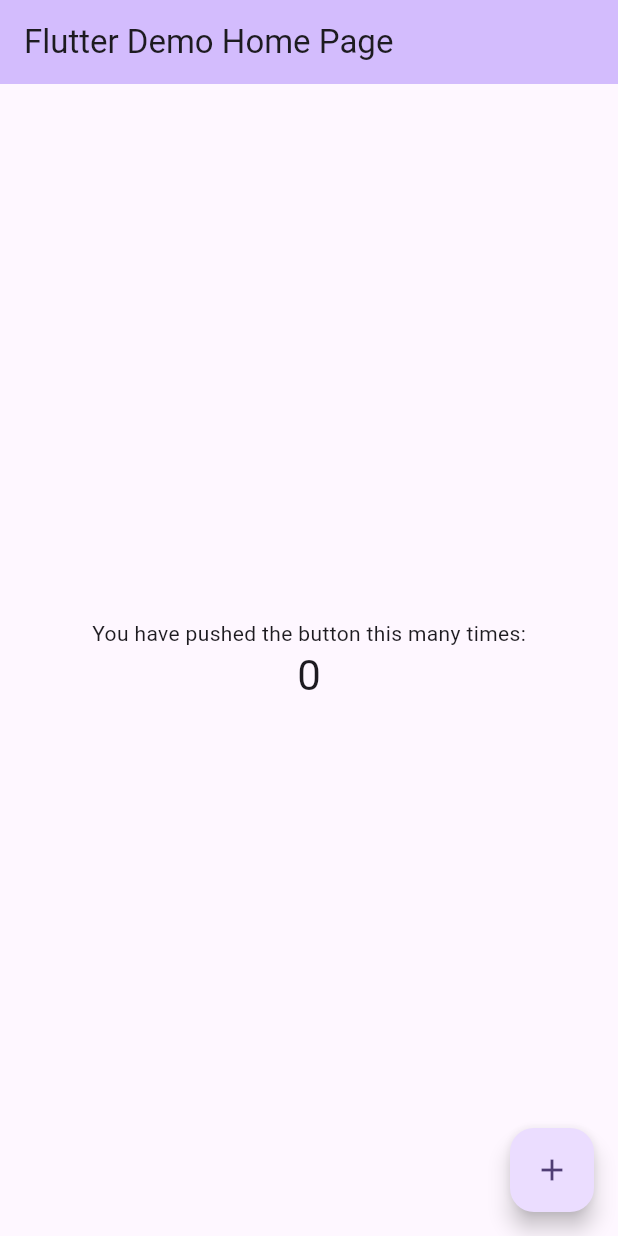
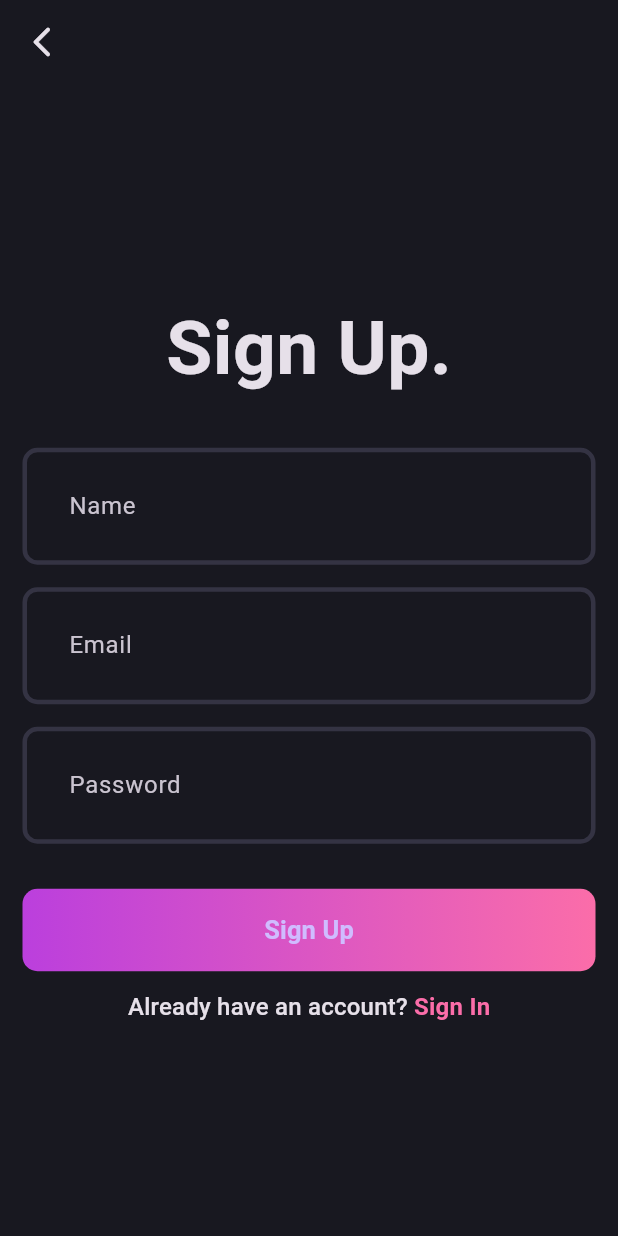
Before and after one commit to JayrajSinh16/clean_architecture-, a Flutter app: the screen it shows after launch, on a phone screen of 412 x 824 dp. Run offline on Flutter 3.47's test engine with Material 3 defaults, Android fonts, the phone set to English and light mode, and no system bars.

Commit message:
Adding UI of Login & SignUp Page

```diff
--- /dev/null
+++ b/lib/core/theme/app_pallete.dart
@@ -0,0 +1,13 @@
+import 'package:flutter/material.dart';
+
+class AppPallete {
+  static const Color backgroundColor = Color.fromRGBO(24, 24, 32, 1);
+  static const Color gradient1 = Color.fromRGBO(187, 63, 221, 1);
+  static const Color gradient2 = Color.fromRGBO(251, 109, 169, 1);
+  static const Color gradient3 = Color.fromRGBO(255, 159, 124, 1);
+  static const Color borderColor = Color.fromRGBO(52, 51, 67, 1);
+  static const Color whiteColor = Colors.white;
+  static const Color greyColor = Colors.grey;
+  static const Color errorColor = Colors.redAccent;
+  static const Color transparentColor = Colors.transparent;
+}
--- /dev/null
+++ b/lib/core/theme/theme.dart
@@ -0,0 +1,31 @@
+import 'package:clean/core/theme/app_pallete.dart';
+import 'package:flutter/material.dart';
+
+class AppTheme {
+  static _border([Color color = AppPallete.borderColor]) => OutlineInputBorder(
+        borderSide: BorderSide(
+          color: color,
+          width: 3,
+        ),
+        borderRadius: BorderRadius.circular(10),
+      );
+  static final darkThemeMode = ThemeData.dark().copyWith(
+    scaffoldBackgroundColor: AppPallete.backgroundColor,
+    appBarTheme: const AppBarTheme(
+      backgroundColor: AppPallete.backgroundColor,
+    ),
+    chipTheme: const ChipThemeData(
+      color: MaterialStatePropertyAll(
+        AppPallete.backgroundColor,
+      ),
+      side: BorderSide.none,
+    ),
+    inputDecorationTheme: InputDecorationTheme(
+      contentPadding: const EdgeInsets.all(27),
+      border: _border(),
+      enabledBorder: _border(),
+      focusedBorder: _border(AppPallete.gradient2),
+      errorBorder: _border(AppPallete.errorColor),
+    ),
+  );
+}
--- /dev/null
+++ b/lib/features/auth/presentation/pages/signup_page.dart
@@ -0,0 +1,112 @@
+import 'package:clean/core/theme/app_pallete.dart';
+import 'package:clean/features/auth/presentation/pages/login_page.dart';
+import 'package:clean/features/auth/presentation/widgets/auth_field.dart';
+import 'package:clean/features/auth/presentation/widgets/auth_gradient_button.dart';
+import 'package:flutter/material.dart';
+
+class SignUpPage extends StatefulWidget {
+  const SignUpPage({super.key});
+
+  @override
+  State<SignUpPage> createState() => _SignUpPageState();
+}
+
+class _SignUpPageState extends State<SignUpPage> {
+  final formKey = GlobalKey<FormState>();
+  final emailController = TextEditingController();
+  final passwordController = TextEditingController();
+  final nameController = TextEditingController();
+
+  @override
+  void dispose() {
+    emailController.dispose();
+    nameController.dispose();
+    passwordController.dispose();
+    super.dispose();
+  }
+
+  @override
+  Widget build(BuildContext context) {
+    return Scaffold(
+      appBar: AppBar(
+        leading: IconButton(
+          onPressed: () => Navigator.pop(context),
+          icon: const Icon(Icons.arrow_back_ios_new_rounded),
+        ),
+      ),
+      body: Padding(
+        padding: const EdgeInsets.all(15.0),
+        child: Form(
+          key: formKey,
+          child: Column(
+            mainAxisAlignment: MainAxisAlignment.center,
+            children: [
+              const Text(
+                'Sign Up.',
+                style: TextStyle(
+                  fontSize: 50,
+                  fontWeight: FontWeight.bold,
+                ),
+              ),
+              const SizedBox(
+                height: 30,
+              ),
+              AuthField(
+                label: 'Name',
+                controller: nameController,
+              ),
+              const SizedBox(
+                height: 15,
+              ),
+              AuthField(
+                label: 'Email',
+                controller: emailController,
+                isObscure: true,
+              ),
+              const SizedBox(
+                height: 15,
+              ),
+              AuthField(
+                label: 'Password',
+                controller: passwordController,
+              ),
+              const SizedBox(
+                height: 30,
+              ),
+              const AuthGradientButton(
+                text: "Sign Up",
+              ),
+              const SizedBox(
+                height: 12,
+              ),
+              GestureDetector(
+                onTap: () {
+                  Navigator.push(
+                      context,
+                      MaterialPageRoute(
+                          builder: (context) => const LoginPage()));
+                },
+                child: RichText(
+                  text: TextSpan(
+                    text: 'Already have an account? ',
+                    style: Theme.of(context).textTheme.titleMedium,
+                    children: [
+                      TextSpan(
+                        text: 'Sign In',
+                        style:
+                            Theme.of(context).textTheme.titleMedium?.copyWith(
+                                  color: AppPallete.gradient2,
+                                  fontWeight: FontWeight.bold,
+                                ),
+                      ),
+                    ],
+                  ),
+                ),
+              ),
+            ],
+          ),
+        ),
+      ),
+    );
+  }
+}
--- /dev/null
+++ b/lib/features/auth/presentation/widgets/auth_field.dart
@@ -0,0 +1,29 @@
+import 'package:flutter/material.dart';
+
+class AuthField extends StatelessWidget {
+  final String label;
+  final TextEditingController controller;
+  final bool isObscure;
+  const AuthField({
+    super.key,
+    required this.label,
+    required this.controller,
+     this.isObscure = false,
+  });
+
+  @override
+  Widget build(BuildContext context) {
+    return TextFormField(
+      controller: controller,
+      obscureText: isObscure,
+      validator: (value) {
+        if (value!.isEmpty) {
+          return "$label is missing";
+        }
+        return null;
+      },
+      decoration:
+          InputDecoration(border: const OutlineInputBorder(), hintText: label),
+    );
+  }
+}
--- /dev/null
+++ b/lib/features/auth/presentation/widgets/auth_gradient_button.dart
@@ -0,0 +1,37 @@
+import 'package:clean/core/theme/app_pallete.dart';
+import 'package:flutter/material.dart';
+
+class AuthGradientButton extends StatelessWidget {
+  final String text;
+  const AuthGradientButton({super.key, required this.text,});
+
+  @override
+  Widget build(BuildContext context) {
+    return Container(
+      decoration: BoxDecoration(
+        borderRadius: BorderRadius.circular(10),
+        gradient: const LinearGradient(
+          colors: [
+            AppPallete.gradient1,
+            AppPallete.gradient2,
+          ],
+        ),
+      ),
+      child: ElevatedButton(
+        style: ElevatedButton.styleFrom(
+          fixedSize: const Size(395, 55),
+          backgroundColor: AppPallete.transparentColor,
+          shadowColor: Colors.transparent,
+        ),
+        onPressed: () {},
+        child:  Text(
+          text,
+          style: const TextStyle(
+            fontSize: 17,
+            fontWeight: FontWeight.w600,
+          ),
+        ),
+      ),
+    );
+  }
+}
--- a/lib/main.dart
+++ b/lib/main.dart
@@ -1,3 +1,5 @@
+import 'package:clean/core/theme/theme.dart';
+import 'package:clean/features/auth/presentation/pages/signup_page.dart';
 import 'package:flutter/material.dart';
 
 void main() {
@@ -7,119 +9,13 @@ void main() {
 class MyApp extends StatelessWidget {
   const MyApp({super.key});
 
-  // This widget is the root of your application.
   @override
   Widget build(BuildContext context) {
     return MaterialApp(
       title: 'Flutter Demo',
-      theme: ThemeData(
-        // This is the theme of your application.
-        //
-        // TRY THIS: Try running your application with "flutter run". You'll see
-        // the application has a purple toolbar. Then, without quitting the app,
-        // try changing the seedColor in the colorScheme below to Colors.green
-        // and then invoke "hot reload" (save your changes or press the "hot
-        // reload" button in a Flutter-supported IDE, or press "r" if you used
-        // the command line to start the app).
-        //
-        // Notice that the counter didn't reset back to zero; the application
-        // state is not lost during the reload. To reset the state, use hot
-        // restart instead.
-        //
-        // This works for code too, not just values: Most code changes can be
-        // tested with just a hot reload.
-        colorScheme: ColorScheme.fromSeed(seedColor: Colors.deepPurple),
-        useMaterial3: true,
-      ),
-      home: const MyHomePage(title: 'Flutter Demo Home Page'),
+      debugShowCheckedModeBanner: false,
+      theme: AppTheme.darkThemeMode,
+      home: const SignUpPage(),
     );
   }
 }
-
-class MyHomePage extends StatefulWidget {
-  const MyHomePage({super.key, required this.title});
-
-  // This widget is the home page of your application. It is stateful, meaning
-  // that it has a State object (defined below) that contains fields that affect
-  // how it looks.
-
-  // This class is the configuration for the state. It holds the values (in this
-  // case the title) provided by the parent (in this case the App widget) and
-  // used by the build method of the State. Fields in a Widget subclass are
-  // always marked "final".
-
-  final String title;
-
-  @override
-  State<MyHomePage> createState() => _MyHomePageState();
-}
-
-class _MyHomePageState extends State<MyHomePage> {
-  int _counter = 0;
-
-  void _incrementCounter() {
-    setState(() {
-      // This call to setState tells the Flutter framework that something has
-      // changed in this State, which causes it to rerun the build method below
-      // so that the display can reflect the updated values. If we changed
-      // _counter without calling setState(), then the build method would not be
-      // called again, and so nothing would appear to happen.
-      _counter++;
-    });
-  }
-
-  @override
-  Widget build(BuildContext context) {
-    // This method is rerun every time setState is called, for instance as done
-    // by the _incrementCounter method above.
-    //
-    // The Flutter framework has been optimized to make rerunning build methods
-    // fast, so that you can just rebuild anything that needs updating rather
-    // than having to individually change instances of widgets.
-    return Scaffold(
-      appBar: AppBar(
-        // TRY THIS: Try changing the color here to a specific color (to
-        // Colors.amber, perhaps?) and trigger a hot reload to see the AppBar
-        // change color while the other colors stay the same.
-        backgroundColor: Theme.of(context).colorScheme.inversePrimary,
-        // Here we take the value from the MyHomePage object that was created by
-        // the App.build method, and use it to set our appbar title.
-        title: Text(widget.title),
-      ),
-      body: Center(
-        // Center is a layout widget. It takes a single child and positions it
-        // in the middle of the parent.
-        child: Column(
-          // Column is also a layout widget. It takes a list of children and
-          // arranges them vertically. By default, it sizes itself to fit its
-          // children horizontally, and tries to be as tall as its parent.
-          //
-          // Column has various properties to control how it sizes itself and
-          // how it positions its children. Here we use mainAxisAlignment to
-          // center the children vertically; the main axis here is the vertical
-          // axis because Columns are vertical (the cross axis would be
-          // horizontal).
-          //
-          // TRY THIS: Invoke "debug painting" (choose the "Toggle Debug Paint"
-          // action in the IDE, or press "p" in the console), to see the
-          // wireframe for each widget.
-          mainAxisAlignment: MainAxisAlignment.center,
-          children: <Widget>[
-            const Text(
-              'You have pushed the button this many times:',
-            ),
-            Text(
-              '$_counter',
-              style: Theme.of(context).textTheme.headlineMedium,
-            ),
-          ],
-        ),
-      ),
-      floatingActionButton: FloatingActionButton(
-        onPressed: _incrementCounter,
-        tooltip: 'Increment',
-        child: const Icon(Icons.add),
-      ), // This trailing comma makes auto-formatting nicer for build methods.
-    );
-  }
-}
```
Also changed, not shown: lib/features/auth/presentation/pages/login_page.dart (added, +96 -0 lines), pubspec.yaml (+9 -0 lines), pubspec.lock, 2 other files.
